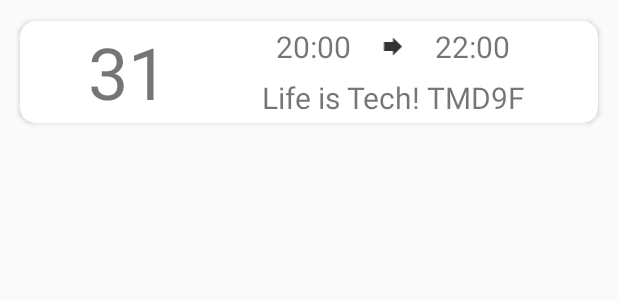
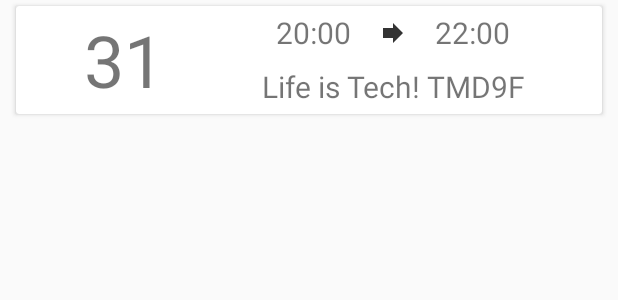
Before and after one commit to valjapan/AttendanceApp, an Android app: the layout check_work_view.xml on its own in the app's theme, with its tools: preview values and no code run, on a phone screen of 412 x 824 dp. Shown: the top 300 px of the screen. Run offline under Robolectric (Android 15) with nearby library versions, the phone set to English and light mode, and no system bars.

Commit message:
Day2まで

```diff
--- a/app/src/main/res/layout/check_work_view.xml
+++ b/app/src/main/res/layout/check_work_view.xml
@@ -4,10 +4,9 @@
     xmlns:app="http://schemas.android.com/apk/res-auto"
     android:layout_width="match_parent"
     android:layout_height="80dp"
-    android:layout_margin="8dp"
+    android:layout_marginLeft="8dp"
+    android:layout_marginRight="8dp"
     android:background="@color/white"
-    android:orientation="horizontal"
-    app:cardCornerRadius="10dp"
     app:cardUseCompatPadding="true">
 
     <LinearLayout
--- a/app/src/main/res/layout/fragment_kakunin.xml
+++ b/app/src/main/res/layout/fragment_kakunin.xml
@@ -43,6 +43,7 @@
     <androidx.recyclerview.widget.RecyclerView
         android:id="@+id/check_recycler_view"
         android:layout_width="match_parent"
+        android:layout_marginTop="4dp"
         android:layout_height="match_parent"
         android:layout_marginBottom="56dp"
         android:scrollbars="vertical" />
```
